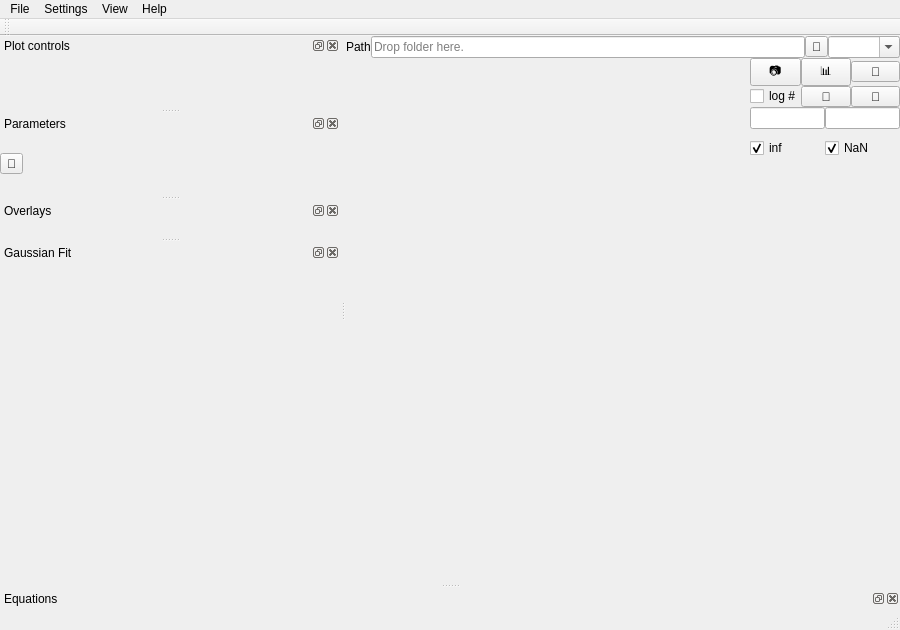
First picture: the form in ndxplorer/plotting/plot_main.ui, repository tpeulen/ndxplorer, before the edit.
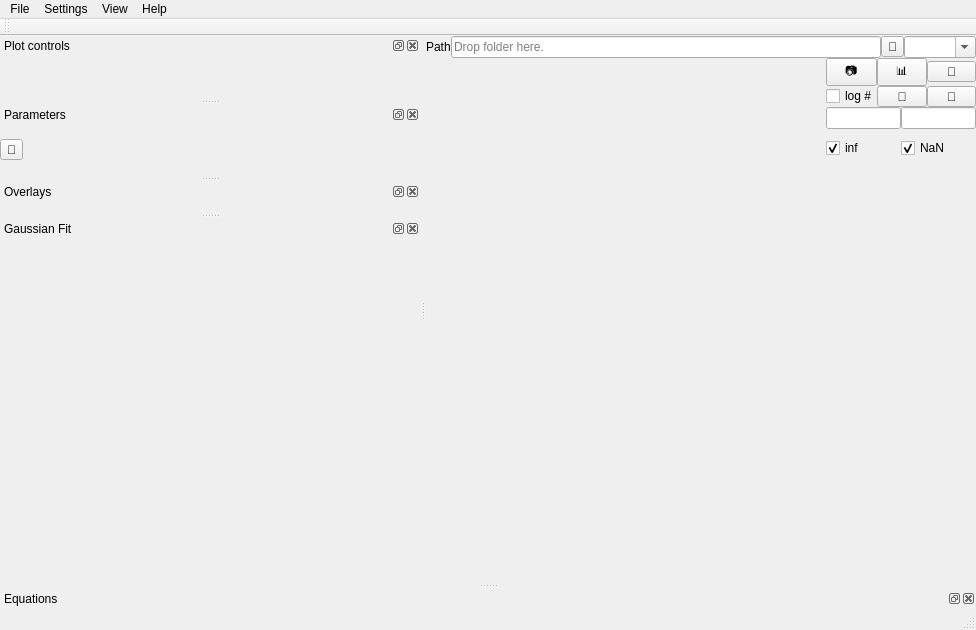
Second picture: the form after the edit. Icons and pictures are not drawn.

Commit message: feat(gaussians): the fit panel's Gaussians are fitting parameters, and can be linked

What changed in the file:
```diff
--- a/ndxplorer/plotting/plot_main.ui
+++ b/ndxplorer/plotting/plot_main.ui
@@ -766,8 +766,8 @@
   <widget class="QDockWidget" name="dockWidget_Fit">
    <property name="minimumSize">
     <size>
-     <width>340</width>
-     <height>180</height>
+     <width>420</width>
+     <height>220</height>
     </size>
    </property>
    <property name="windowTitle">
```
The commit also changes 5 other files.
